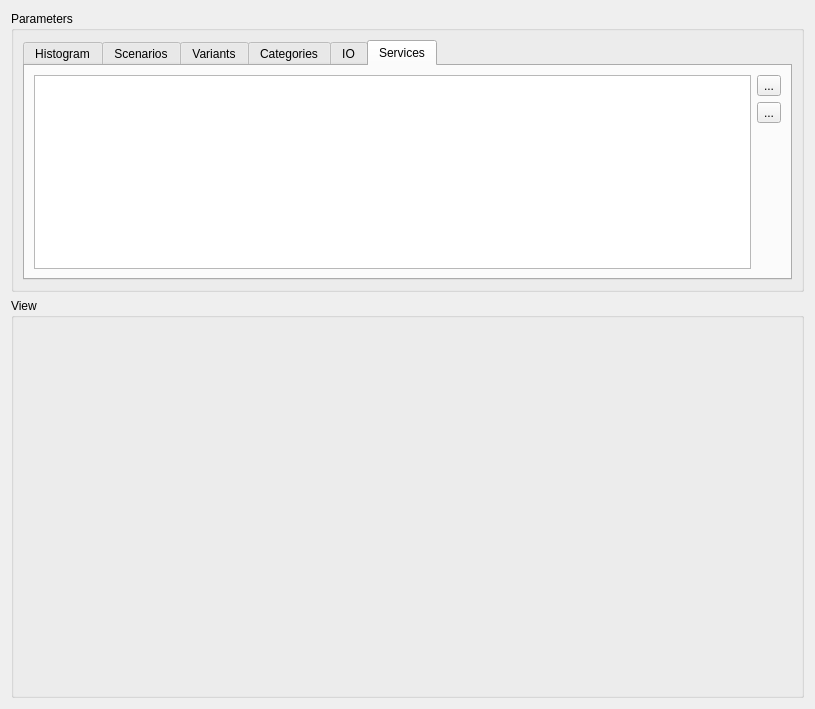
First picture: the form in ddocclient/kksgui/ui/histogram_widget.ui, repository YuriyRusinov/reper, before the edit.
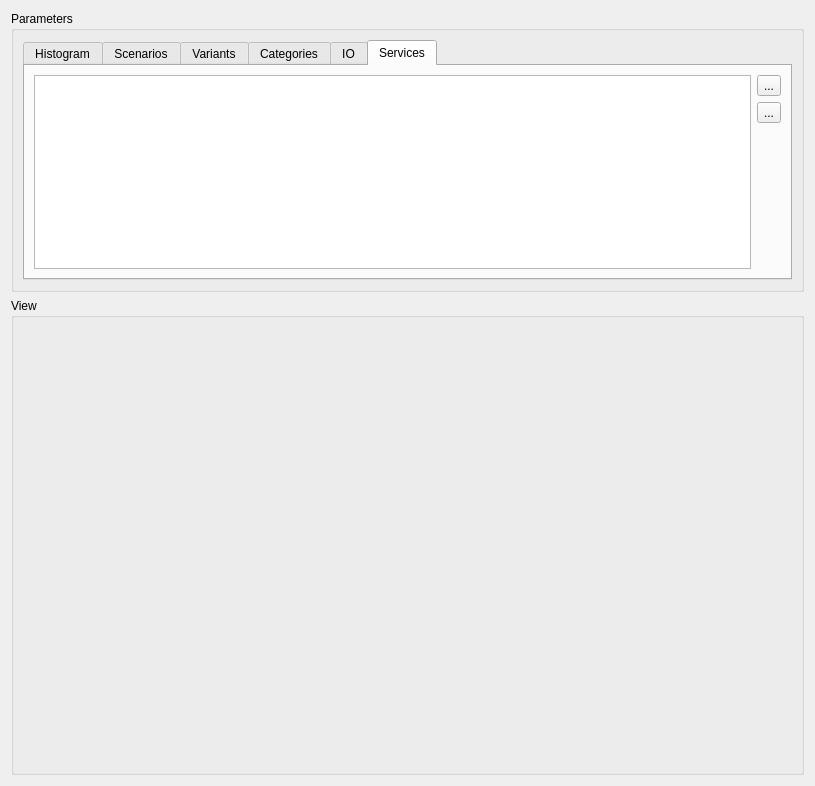
Second picture: the form after the edit. The open tabs and pages were chosen to show the change.

Commit message: Some widgets were changed.

Diff of the .ui file:
```diff
--- a/ddocclient/kksgui/ui/histogram_widget.ui
+++ b/ddocclient/kksgui/ui/histogram_widget.ui
@@ -7,7 +7,7 @@
     <x>0</x>
     <y>0</y>
     <width>815</width>
-    <height>706</height>
+    <height>786</height>
    </rect>
   </property>
   <property name="sizePolicy">
```
Left out of the diff: 62 changed lines with no effect on the pictures. The commit also changes 1 other file.
